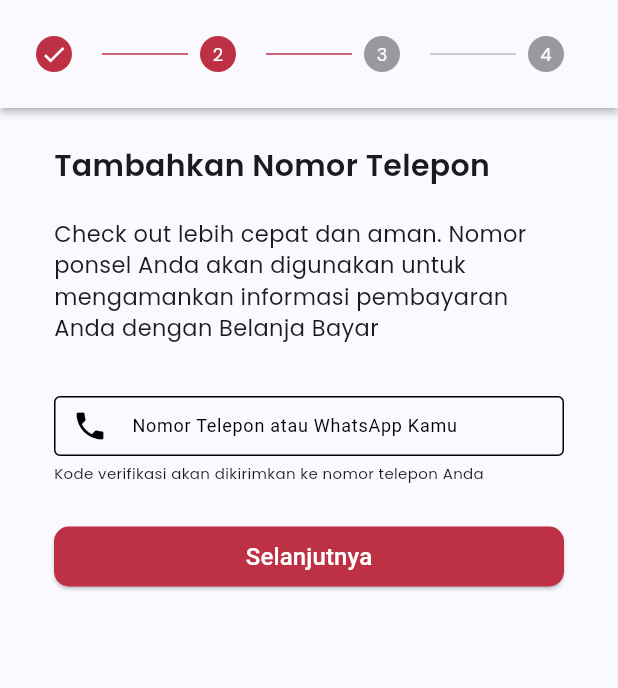
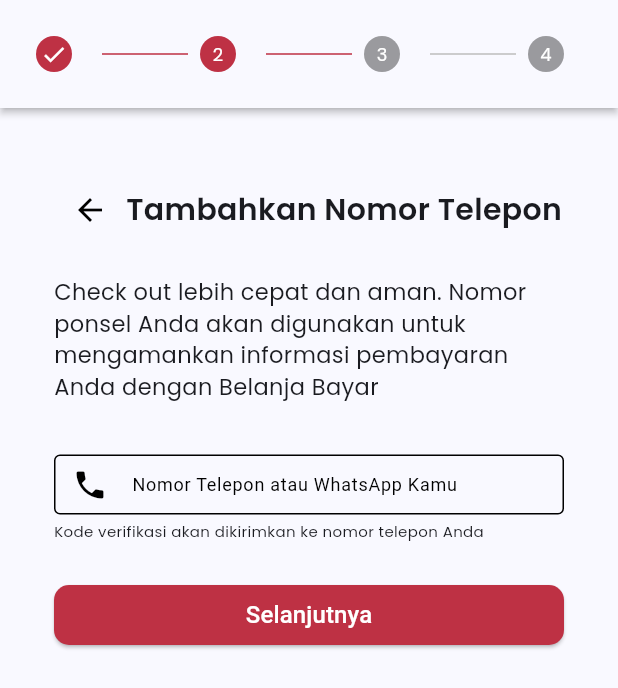
Before and after one commit to adella-kitchen/adella-mobile, a Flutter app: the StepPageView screen opened by its route, after a tap on an icon or button, on a phone screen of 412 x 824 dp. Shown: the top 688 px of the screen. Run offline on Flutter 3.47's test engine with Material 3 defaults, Android fonts, the phone set to English and light mode, and no system bars; our stand-ins replace animated_splash_screen, badges, carousel_slider, flutter_signin_button, get, icons_plus and 6 more; missing offline and left inert: flutter_launcher_icons; accounts and stored records are empty; network calls fail.

Commit message:
fix bug in stepper
tambah fungsi kembali, tambah hide/show password, non aktif one tapped di stepper

```diff
--- a/lib/app/modules/step_page/views/daftar_akun.dart
+++ b/lib/app/modules/step_page/views/daftar_akun.dart
@@ -36,6 +36,24 @@ class _DaftarAkunState extends State<DaftarAkun> {
   bool showErrorEmail = false;
   bool showErrorPassword = false;
   bool showErrorConfirmPassword = false;
+
+  // Variabel untuk menentukan apakah password sedang ditampilkan atau disembunyikan
+  bool isPasswordVisible = false;
+  bool isConfirmPasswordVisible = false;
+
+  // Method untuk mengubah status tampilan password
+  void togglePasswordVisibility() {
+    setState(() {
+      isPasswordVisible = !isPasswordVisible;
+    });
+  }
+
+  // Method untuk mengubah status tampilan konfirmasi password
+  void toggleConfirmPasswordVisibility() {
+    setState(() {
+      isConfirmPasswordVisible = !isConfirmPasswordVisible;
+    });
+  }
 
   @override
   Widget build(BuildContext context) {
@@ -168,11 +186,19 @@ class _DaftarAkunState extends State<DaftarAkun> {
                     borderRadius: BorderRadius.circular(5),
                   ),
                   prefixIcon: Icon(Icons.lock),
+                  suffixIcon: IconButton(
+                    icon: Icon(
+                      isPasswordVisible
+                          ? Icons.visibility
+                          : Icons.visibility_off,
+                    ),
+                    onPressed: togglePasswordVisibility,
+                  ),
                   isDense: true,
                   contentPadding:
                       EdgeInsets.symmetric(vertical: 12, horizontal: 10),
                 ),
-                obscureText: true,
+                obscureText: !isPasswordVisible,
                 validator: (value) {
                   if (value == null || value.isEmpty) {
                     setState(() {
@@ -180,7 +206,7 @@ class _DaftarAkunState extends State<DaftarAkun> {
                     });
                     return 'Kata sandi tidak boleh kosong';
                   }
-                  if (value.length < 6) {
+                                  if (value.length < 6) {
                     setState(() {
                       showErrorPassword = true;
                     });
@@ -215,11 +241,19 @@ class _DaftarAkunState extends State<DaftarAkun> {
                     borderRadius: BorderRadius.circular(5),
                   ),
                   prefixIcon: Icon(Icons.lock),
+                  suffixIcon: IconButton(
+                    icon: Icon(
+                      isConfirmPasswordVisible
+                          ? Icons.visibility
+                          : Icons.visibility_off,
+                    ),
+                    onPressed: toggleConfirmPasswordVisibility,
+                  ),
                   isDense: true,
                   contentPadding:
                       EdgeInsets.symmetric(vertical: 12, horizontal: 10),
                 ),
-                obscureText: true,
+                obscureText: !isConfirmPasswordVisible,
                 validator: (value) {
                   if (value == null || value.isEmpty) {
                     setState(() {
--- a/lib/app/modules/step_page/views/daftar_alamat.dart
+++ b/lib/app/modules/step_page/views/daftar_alamat.dart
@@ -1,32 +1,41 @@
-import 'dart:html';
-
+import 'package:adella_kitchen/app/modules/step_page/controllers/step_page_controller.dart';
 import 'package:adella_kitchen/theme/color.dart';
 import 'package:flutter/material.dart';
+import 'package:get/get.dart';
+
 
 class DaftarAlamat extends StatelessWidget {
-  const DaftarAlamat({super.key});
+  const DaftarAlamat({Key? key}) : super(key: key);
 
   @override
   Widget build(BuildContext context) {
+    final StepPageController stepPageController = Get.find<StepPageController>();
+
     return Padding(
-      padding: EdgeInsets.symmetric(horizontal: 12),
+      padding: const EdgeInsets.symmetric(horizontal: 12),
       child: Column(
         crossAxisAlignment: CrossAxisAlignment.start,
         children: [
-          // Tambahkan widget lain di sini yang Anda ingin berada dalam padding ini.
+          Row(
+            children: [
+              IconButton(
+                icon: Icon(Icons.arrow_back),
+                onPressed: () {
+                  stepPageController.previousStep();
+                },
+              ),
               Text(
                 'Daftarkan Alamat Kamu',
                 style: TextStyle(fontSize: 20, fontWeight: FontWeight.bold),
               ),
-          SizedBox(
-            height: 20,
+            ],
           ),
+          SizedBox(height: 20),
           Text(
             'Daftarkan alamat kamu untuk memastikan makanan yang kami kirimkan sampai di rumah kamu.',
             style: TextStyle(fontSize: 12),
             textAlign: TextAlign.left,
           ),
-
           SizedBox(height: 20),
           Text(
             'Provinsi',
@@ -50,7 +59,6 @@ class DaftarAlamat extends StatelessWidget {
               onChanged: (String? value) {},
             ),
           ),
-
           SizedBox(height: 18),
           Text(
             'Kota',
@@ -74,7 +82,6 @@ class DaftarAlamat extends StatelessWidget {
               onChanged: (String? value) {},
             ),
           ),
-
           SizedBox(height: 18),
           Text(
             'Kode Pos',
@@ -128,9 +135,10 @@ class DaftarAlamat extends StatelessWidget {
               ),
               fixedSize: (Size(350, 40)),
             ),
-            child: Text('Konfirmasi',
-            style: TextStyle(fontSize: 16,
-            color: Colors.white),),
+            child: Text(
+              'Konfirmasi',
+              style: TextStyle(fontSize: 16, color: Colors.white),
+            ),
           ),
         ],
       ),
--- a/lib/app/modules/step_page/views/step_page_view.dart
+++ b/lib/app/modules/step_page/views/step_page_view.dart
@@ -17,7 +17,7 @@ class StepPageView extends GetView<StepPageController> {
         () => Theme(
           data: Theme.of(context).copyWith(
             colorScheme: ColorScheme.light(primary: myColor().primaryColor),
-           textTheme: Theme.of(context).textTheme.copyWith(
+            textTheme: Theme.of(context).textTheme.copyWith(
               bodyLarge: TextStyle(color: Colors.black),
             ),
           ),
@@ -34,6 +34,7 @@ class StepPageView extends GetView<StepPageController> {
             onStepCancel: () {
               controller.previousStep();
             },
+            // Komentar bagian ini untuk menonaktifkan fungsi langkah pada klik header
             onStepTapped: (step) {
               controller.goToStep(step);
             },
--- a/lib/app/modules/step_page/views/tambah_notelf.dart
+++ b/lib/app/modules/step_page/views/tambah_notelf.dart
@@ -26,15 +26,25 @@ class _NomerTelfonState extends State<NomerTelfon> {
           errorMessage = '';
         });
       },
-      child: Padding(
+      child: SingleChildScrollView(
         padding: const EdgeInsets.symmetric(horizontal: 12),
         child: Column(
-          mainAxisSize: MainAxisSize.min,
           crossAxisAlignment: CrossAxisAlignment.start,
           children: [
-            Text(
-              'Tambahkan Nomor Telepon',
-              style: TextStyle(fontSize: 20, fontWeight: FontWeight.bold),
+            SizedBox(height: 20),
+            Row(
+              children: [
+                IconButton(
+                  icon: Icon(Icons.arrow_back),
+                  onPressed: () {
+                    stepPageController.previousStep(); // Fungsi untuk kembali ke langkah sebelumnya
+                  },
+                ),
+                Text(
+                  'Tambahkan Nomor Telepon',
+                  style: TextStyle(fontSize: 20, fontWeight: FontWeight.bold),
+                ),
+              ],
             ),
             SizedBox(height: 20),
             Text(
@@ -44,7 +54,7 @@ class _NomerTelfonState extends State<NomerTelfon> {
             ),
             SizedBox(height: 35),
             Container(
-              width: 350,
+              width: double.infinity,
               height: 40,
               child: TextFormField(
                 controller: phoneController,
--- a/lib/app/modules/step_page/views/verif_notelf.dart
+++ b/lib/app/modules/step_page/views/verif_notelf.dart
@@ -1,4 +1,3 @@
-
 import 'package:adella_kitchen/app/modules/step_page/controllers/step_page_controller.dart';
 import 'package:flutter/material.dart';
 import 'package:flutter/services.dart';
@@ -15,10 +14,22 @@ class VerifNotelf extends StatelessWidget {
       padding: const EdgeInsets.symmetric(horizontal: 12),
       child: Column(
         mainAxisSize: MainAxisSize.min,
+        crossAxisAlignment: CrossAxisAlignment.start, // Align content to the left
         children: [
+          SizedBox(height: 20),
+          Row(
+            children: [
+              IconButton(
+                icon: Icon(Icons.arrow_back),
+                onPressed: () {
+                  stepPageController.previousStep(); // Fungsi untuk kembali ke langkah sebelumnya
+                },
+              ),
               Text(
                 'Verifikasi Nomer Telepon',
                 style: TextStyle(fontSize: 20, fontWeight: FontWeight.bold),
+              ),
+            ],
           ),
           const SizedBox(height: 15),
           const Text(
@@ -29,7 +40,8 @@ class VerifNotelf extends StatelessWidget {
             textAlign: TextAlign.start,
           ),
           SizedBox(height: 20),
-          Pinput(
+          Center(
+         child: Pinput(
             inputFormatters: [FilteringTextInputFormatter.digitsOnly],
             length: 4,
             showCursor: true,
@@ -45,15 +57,16 @@ class VerifNotelf extends StatelessWidget {
               ),
             ),
           ),
-
+          ),
           SizedBox(height: 20),
-          Text('Belum menerima OTP??',
+          Text(
+            'Belum menerima OTP?',
             style: TextStyle(fontSize: 14),
           ),
-
           SizedBox(height: 25),
           ElevatedButton(
-              onPressed: () {stepPageController.nextStep();
+            onPressed: () {
+              stepPageController.nextStep();
             },
             style: ElevatedButton.styleFrom(
               backgroundColor: Color.fromARGB(205, 210, 40, 54),
```
Lines whose indentation alone changed are shown as unchanged.
